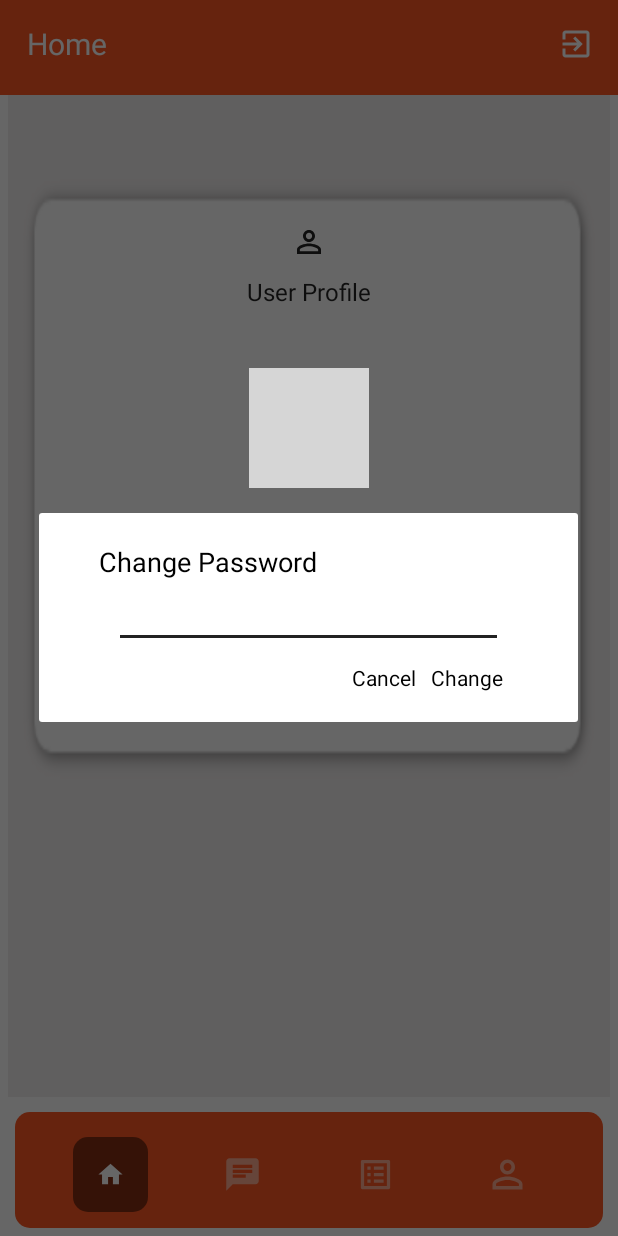
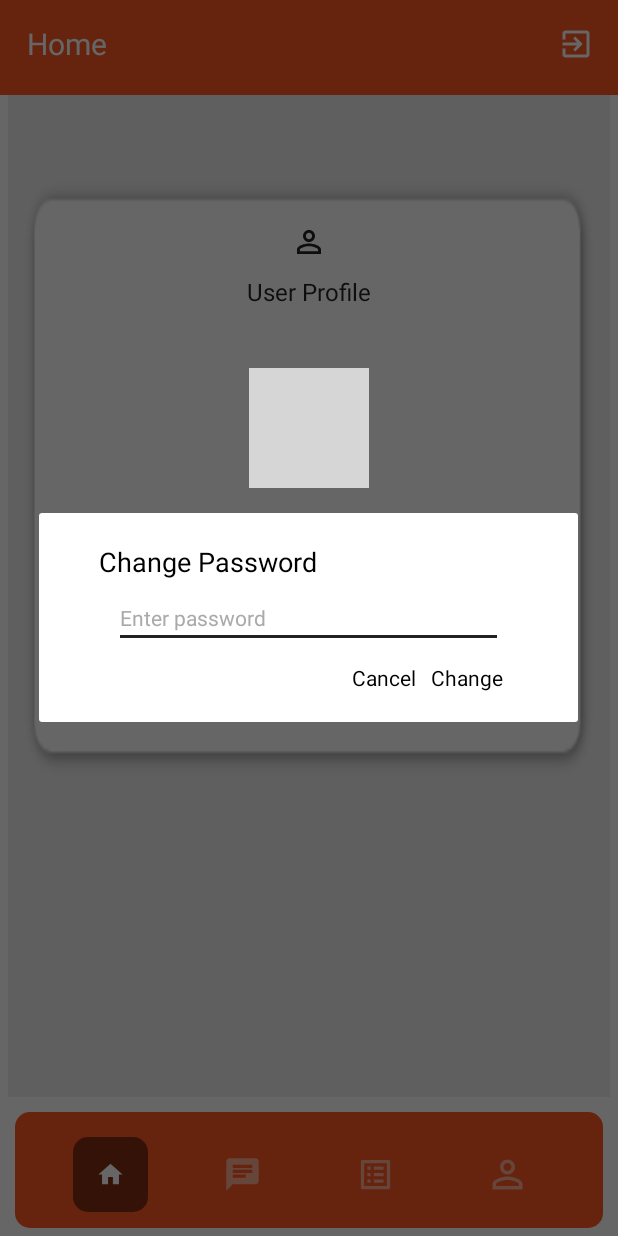
Before and after one commit to AliRazaSoomro786/BikeMaintenance, an Android app: the fragment ProfileFragment placed in its activity, after a tap on "Change Password", on a phone screen of 412 x 824 dp. Run offline under Robolectric (Android 15) with nearby library versions, the phone set to English and light mode, and no system bars; our stand-ins replace Firebase (no records; nobody signed in at launch, a user with empty details on screens opened directly); libraries missing offline, so code that uses them is left out: com.jackandphantom.circularimageview; plain views replace CircleImage; 1 statement that could not run was skipped; grey boxes are pictures that could not be loaded.

Commit message:
done with customer side

```diff
--- a/app/src/main/AndroidManifest.xml
+++ b/app/src/main/AndroidManifest.xml
@@ -48,7 +48,6 @@
         <activity android:name=".MechanicActivity" />
         <activity android:name=".Activities.SignUpActivity" />
         <activity android:name="com.saharsh.chatapp.MessageActivity" />
-        <activity android:name=".fragments.OrdersActivity" />
         <activity android:name=".Activities.SplashScreen">
             <intent-filter>
                 <action android:name="android.intent.action.MAIN" />
--- a/app/src/main/java/com/bike/maintenance/ars/BookingActivity.java
+++ b/app/src/main/java/com/bike/maintenance/ars/BookingActivity.java
@@ -12,6 +12,7 @@ import com.bike.maintenance.ars.Utils.DialogUtils;
 import com.google.firebase.auth.FirebaseAuth;
 import com.google.firebase.database.FirebaseDatabase;
 
+import java.util.Date;
 import java.util.HashMap;
 import java.util.UUID;
 
@@ -74,7 +75,7 @@ public class BookingActivity extends BaseActivity {
                 hashMap.put("company", getText(selectcompany));
                 hashMap.put("powerengine", getText(powerengine));
                 hashMap.put("repairdescription", getText(repairDescription));
-                hashMap.put("timestamp", System.currentTimeMillis() + "");
+                hashMap.put("timestamp", new Date(System.currentTimeMillis()) + "");
                 hashMap.put("mechanicuid", uid);
                 hashMap.put("staus", false);
                 hashMap.put("key", key);
--- a/app/src/main/java/com/bike/maintenance/ars/fragments/ProfileFragment.java
+++ b/app/src/main/java/com/bike/maintenance/ars/fragments/ProfileFragment.java
@@ -50,6 +50,7 @@ public class ProfileFragment extends BaseFragment {
     Uri mImageUri;
     private CircleImage userProfile;
     private StorageReference mStorageRef;
+    private TextView tvname;
 
 
     /// todo break time - 15 minutes ----
@@ -68,10 +69,9 @@ public class ProfileFragment extends BaseFragment {
         mAuth = FirebaseAuth.getInstance();
 
         mStorageRef = FirebaseStorage.getInstance().getReference("ProfileImages");
-        TextView tvname = getView().findViewById(R.id.user_profile_name);
+        tvname = getView().findViewById(R.id.user_profile_name);
         TextView tvEmail = getView().findViewById(R.id.user_profile_email);
 
-        tvname.setText(mAuth.getCurrentUser().getDisplayName());
         tvEmail.setText(mAuth.getCurrentUser().getEmail());
 
         getView().findViewById(R.id.actionPickImage).setOnClickListener(v -> {
@@ -89,15 +89,14 @@ public class ProfileFragment extends BaseFragment {
     }
 
     private void loadImageFirebase() {
-        Executors.newSingleThreadExecutor().execute(new Runnable() {
-            @Override
-            public void run() {
-                FirebaseDatabase.getInstance().getReference().child("users")
+        Executors.newSingleThreadExecutor().execute(() -> FirebaseDatabase.getInstance().getReference().child("users")
                 .child(FirebaseAuth.getInstance().getCurrentUser().getUid())
                 .addValueEventListener(new ValueEventListener() {
                     @Override
                     public void onDataChange(@NonNull DataSnapshot snapshot) {
                         if (snapshot.getValue() == null) return;
+                        tvname.setText(snapshot.child("name").getValue().toString());
+
 
                         if (snapshot.hasChild("imageURL"))
                             loadGlide(snapshot.child("imageURL").getValue().toString());
@@ -107,9 +106,7 @@ public class ProfileFragment extends BaseFragment {
                     public void onCancelled(@NonNull DatabaseError error) {
 
                     }
-                        });
-            }
-        });
+                }));
     }
 
 
@@ -217,9 +214,10 @@ public class ProfileFragment extends BaseFragment {
         hashMap.put("imageURL", url);
 
         FirebaseDatabase.getInstance().
-                getReference().
-                child("users").
-                updateChildren(hashMap);
+                getReference()
+                .child("users")
+                .child(FirebaseAuth.getInstance().getCurrentUser().getUid())
+                .updateChildren(hashMap);
 
     }
 
--- a/app/src/main/res/layout/change_password.xml
+++ b/app/src/main/res/layout/change_password.xml
@@ -27,6 +27,8 @@
             android:layout_marginTop="5dp"
             android:layout_marginRight="10dp"
             android:backgroundTint="@color/black"
+            android:textColorHint="@android:color/darker_gray"
+            android:textColor="@android:color/black"
             android:hint="Enter password"
             android:inputType="textEmailAddress"
             android:textSize="14sp" />
--- a/app/src/main/res/layout/custom_orders.xml
+++ b/app/src/main/res/layout/custom_orders.xml
@@ -86,6 +86,7 @@
                     android:background="@drawable/container_bg"
                     android:padding="8dp"
                     android:text="Cancel"
+                    android:visibility="invisible"
                     android:textColor="@color/white"
                     android:textSize="14sp"
                     android:textStyle="bold" />
--- a/app/src/main/res/layout/mechanic_info_dialog.xml
+++ b/app/src/main/res/layout/mechanic_info_dialog.xml
@@ -115,6 +115,7 @@
         <TextView
             android:id="@+id/custom_dialge_tv_cancel"
             android:layout_width="wrap_content"
+            android:visibility="gone"
             android:layout_height="wrap_content"
             android:layout_marginStart="@dimen/margin_20_dp"
             android:layout_marginRight="10dp"
--- a/app/src/main/res/layout/userprofile_fragment.xml
+++ b/app/src/main/res/layout/userprofile_fragment.xml
@@ -63,7 +63,7 @@
                         android:layout_width="80dp"
                         android:layout_height="80dp"
                         android:layout_gravity="center"
-                        android:src="@drawable/ic_camera" />
+                        android:src="@drawable/profile_picture" />
 
                     <ImageView
                         android:id="@+id/actionPickImage"
```
Also changed, not shown: app/src/main/java/com/bike/maintenance/ars/CustomerActivity.java (+6 -8 lines), app/src/main/java/com/bike/maintenance/ars/MapsActivity.java (+16 -4 lines), app/src/main/java/com/bike/maintenance/ars/adapters/BookingsAdapter.java (+6 -3 lines), app/src/main/java/com/bike/maintenance/ars/fragments/OrdersFragment.java (renamed from app/src/main/java/com/bike/maintenance/ars/fragments/OrdersActivity.java, +13 -9 lines), chat/src/main/res/layout/user_item.xml (+18 -3 lines), app/src/main/res/drawable-v24/profile_picture.png (added), app/src/main/res/layout/orders_fragment.xml (renamed from app/src/main/res/layout/activity_orders.xml). Lines whose indentation alone changed are shown as unchanged.
